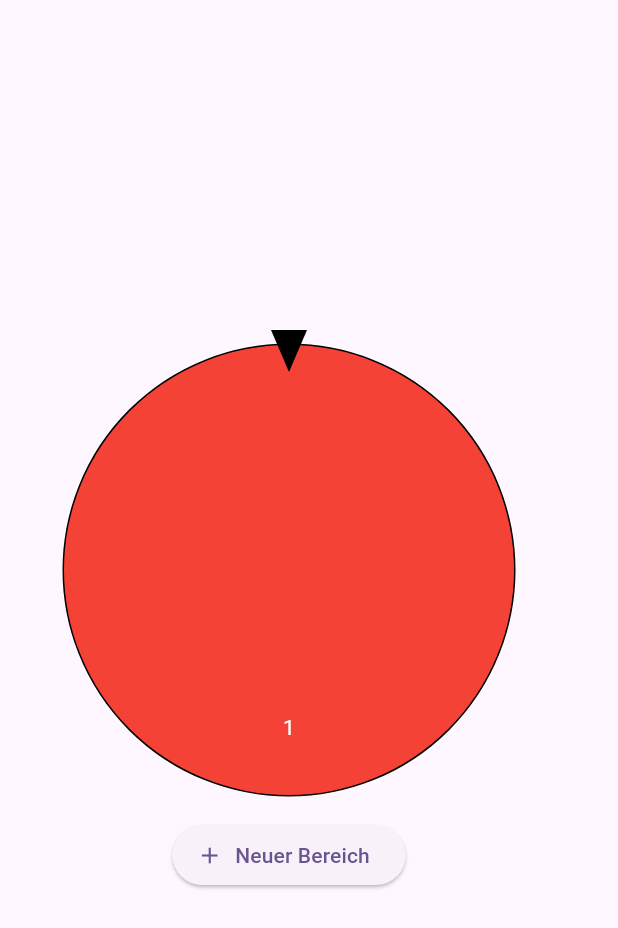
After one commit to fischerscode/edu-Glueksrad, a Flutter app: the screen it shows after launch, after a tap on "Neuer Bereich", on a phone screen of 412 x 824 dp. The commit adds this screen. Shown: the top 928 px of the screen. Run offline on Flutter 3.47's test engine with Material 3 defaults, Android fonts, the phone set to English and light mode, and no system bars; our stand-ins replace freezed_annotation.

Commit message:
edit page

```diff
--- a/lib/main.dart
+++ b/lib/main.dart
@@ -1,4 +1,5 @@
 import 'package:flutter/material.dart';
+import 'package:glueksrad/wheel_edit_page.dart';
 
 import 'wheel_page.dart';
 
@@ -17,7 +18,7 @@ class MyApp extends StatelessWidget {
       theme: ThemeData(
         colorScheme: ColorScheme.fromSeed(seedColor: Colors.deepPurple),
       ),
-      home: WheelPage(),
+      home: const WheelEditPage(),
     );
   }
 }
--- a/lib/wheel/wheel_of_fortune.dart
+++ b/lib/wheel/wheel_of_fortune.dart
@@ -85,12 +85,44 @@ class _WheelOfFortuneState extends State<WheelOfFortune>
 class WheelPaint extends StatelessWidget {
   final WheelConfig config;
   final double angle;
+  final Function(int section)? onSectionPressed;
+  final int? selectedSection;
 
-  const WheelPaint({super.key, required this.config, required this.angle});
+  const WheelPaint({
+    super.key,
+    required this.config,
+    required this.angle,
+    this.onSectionPressed,
+    this.selectedSection,
+  });
 
   @override
   Widget build(BuildContext context) {
-    return CustomPaint(painter: _WheelPainter(config, angle));
+    final paint = CustomPaint(
+      painter: _WheelPainter(config, angle, selectedSection),
+    );
+
+    if (onSectionPressed != null && config.sections.isNotEmpty) {
+      return GestureDetector(
+        onTapUp: (details) {
+          final RenderBox renderBox = context.findRenderObject() as RenderBox;
+          final Offset localPosition = renderBox.globalToLocal(
+            details.globalPosition,
+          );
+          final double dx = localPosition.dx - renderBox.size.width / 2;
+          final double dy = localPosition.dy - renderBox.size.height / 2;
+          final double angle = atan2(dy, dx) + pi / 2;
+          final (event, eventId, section) = WheelPaint.calculateResult(
+            this.angle - angle / (2 * pi),
+            config,
+          );
+          onSectionPressed!(section);
+        },
+        child: paint,
+      );
+    } else {
+      return paint;
+    }
   }
 
   static (Event event, int eventId, int section) calculateResult(
@@ -151,8 +183,9 @@ class _WheelPainter extends CustomPainter {
   final TextPainter _textPainter = TextPainter(
     textDirection: TextDirection.ltr,
   );
+  final int? selectedSection;
 
-  _WheelPainter(this.config, this.angle);
+  _WheelPainter(this.config, this.angle, this.selectedSection);
 
   @override
   void paint(Canvas canvas, Size size) {
@@ -162,6 +195,15 @@ class _WheelPainter extends CustomPainter {
     final segments = WheelPaint.calculateSegments(config);
 
     final Paint paint = Paint()..style = PaintingStyle.fill;
+
+    canvas.drawCircle(
+      center,
+      radius,
+      Paint()
+        ..style = PaintingStyle.stroke
+        ..strokeWidth = 2
+        ..color = Colors.black,
+    );
 
     for (final segment in segments) {
       final paintStart = (angle + segment.start) * 2 * pi - pi / 2;
@@ -189,6 +231,24 @@ class _WheelPainter extends CustomPainter {
       _textPainter.paint(canvas, Offset(x, y));
     }
 
+    for (final (index, segment) in segments.indexed) {
+      final paintStart = (angle + segment.start) * 2 * pi - pi / 2;
+      final segmentSize = (segment.end - segment.start) * 2 * pi;
+      if (index == selectedSection) {
+        canvas.drawArc(
+          Rect.fromCircle(center: center, radius: radius),
+          paintStart,
+          segmentSize,
+          true,
+          Paint()
+            ..style = PaintingStyle.stroke
+            ..strokeJoin = StrokeJoin.round
+            ..strokeWidth = 10
+            ..color = segment.event.color,
+        );
+      }
+    }
+
     final Path pointer = Path()
       ..moveTo(center.dx, center.dy - radius + 18)
       ..lineTo(center.dx - 12, center.dy - radius - 10)
@@ -199,6 +259,8 @@ class _WheelPainter extends CustomPainter {
 
   @override
   bool shouldRepaint(covariant _WheelPainter old) {
-    return old.angle != angle || old.config != config;
+    return old.angle != angle ||
+        old.config != config ||
+        old.selectedSection != selectedSection;
   }
 }
--- /dev/null
+++ b/lib/wheel_edit_page.dart
@@ -0,0 +1,346 @@
+import 'dart:math';
+
+import 'package:flutter/material.dart';
+import 'package:flutter/widgets.dart';
+import 'package:glueksrad/wheel/wheel_config.dart';
+import 'package:glueksrad/wheel/wheel_of_fortune.dart';
+
+class WheelEditPage extends StatefulWidget {
+  const WheelEditPage({super.key});
+
+  @override
+  State<WheelEditPage> createState() => _WheelEditPageState();
+}
+
+class _WheelEditPageState extends State<WheelEditPage> {
+  final _builder = ConfigBuilder();
+  int? _selectedSection;
+
+  final nameEditingController = TextEditingController();
+
+  @override
+  Widget build(BuildContext context) {
+    return Scaffold(
+      body: SafeArea(
+        child: Padding(
+          padding: const EdgeInsets.all(16.0),
+          child: Row(
+            mainAxisAlignment: MainAxisAlignment.spaceEvenly,
+            children: [
+              Column(
+                mainAxisAlignment: MainAxisAlignment.center,
+                children: [
+                  SizedBox.square(
+                    dimension: 300,
+                    child: WheelPaint(
+                      selectedSection: _selectedSection,
+                      config: _builder.build(),
+                      angle: 0,
+                      onSectionPressed: (section) {
+                        setState(() {
+                          _selectedSection = section;
+                          nameEditingController.text = _builder.getSectionName(
+                            section,
+                          );
+                        });
+                      },
+                    ),
+                  ),
+                  Container(
+                    margin: const EdgeInsets.only(top: 16),
+                    child: ElevatedButton.icon(
+                      onPressed: () {
+                        setState(() {
+                          _builder.addSection();
+                        });
+                      },
+                      icon: const Icon(Icons.add),
+                      label: const Text('Neuer Bereich'),
+                    ),
+                  ),
+                ],
+              ),
+
+              AnimatedSize(
+                duration: const Duration(milliseconds: 200),
+                child: _selectedSection != null
+                    ? IntrinsicWidth(
+                        child: Column(
+                          crossAxisAlignment: CrossAxisAlignment.stretch,
+                          mainAxisAlignment: MainAxisAlignment.center,
+                          children: [
+                            ConstrainedBox(
+                              constraints: const BoxConstraints(minWidth: 100),
+                              child: TextField(
+                                controller: nameEditingController,
+                                decoration: const InputDecoration(
+                                  hintText: 'Name',
+                                ),
+                                onChanged: (value) {
+                                  setState(() {
+                                    _builder.setSectionName(
+                                      _selectedSection!,
+                                      value,
+                                    );
+                                  });
+                                },
+                              ),
+                            ),
+                            Container(
+                              margin: const EdgeInsets.only(top: 16),
+                              child: GestureDetector(
+                                onTap: () {
+                                  showDialog(
+                                    context: context,
+                                    builder: (context) => AlertDialog(
+                                      content: SingleChildScrollView(
+                                        child: Wrap(
+                                          spacing: 8,
+                                          runSpacing: 8,
+                                          children: Colors.primaries.map((
+                                            paletteColor,
+                                          ) {
+                                            return GestureDetector(
+                                              onTap: () {
+                                                setState(() {
+                                                  _builder.setSectionColor(
+                                                    _selectedSection!,
+                                                    paletteColor,
+                                                  );
+                                                });
+                                                Navigator.pop(context);
+                                              },
+                                              child: Container(
+                                                width: 36,
+                                                height: 36,
+                                                decoration: BoxDecoration(
+                                                  color: paletteColor,
+                                                  shape: BoxShape.circle,
+                                                  border: Border.all(
+                                                    color:
+                                                        paletteColor ==
+                                                            _builder.getSectionColor(
+                                                              _selectedSection!,
+                                                            )
+                                                        ? Colors.black
+                                                        : Colors.transparent,
+                                                    width: 2,
+                                                  ),
+                                                ),
+                                              ),
+                                            );
+                                          }).toList(),
+                                        ),
+                                      ),
+                                      actions: [
+                                        TextButton(
+                                          onPressed: () =>
+                                              Navigator.pop(context),
+                                          child: const Text('Abbrechen'),
+                                        ),
+                                      ],
+                                    ),
+                                  );
+                                },
+                                child: Container(
+                                  width: 36,
+                                  height: 36,
+                                  decoration: BoxDecoration(
+                                    color: _builder.getSectionColor(
+                                      _selectedSection!,
+                                    ),
+                                    shape: BoxShape.circle,
+                                  ),
+                                ),
+                              ),
+                            ),
+
+                            Padding(
+                              padding: const EdgeInsets.only(top: 16),
+                              child: Row(
+                                mainAxisAlignment: MainAxisAlignment.center,
+                                children: [
+                                  IconButton(
+                                    icon: const Icon(Icons.remove),
+                                    onPressed:
+                                        _selectedSection != null &&
+                                            _builder
+                                                    ._sections[_selectedSection!]
+                                                    .size >
+                                                1
+                                        ? () {
+                                            setState(() {
+                                              int currentSize = _builder
+                                                  ._sections[_selectedSection!]
+                                                  .size;
+                                              _builder.setSectionSize(
+                                                _selectedSection!,
+                                                currentSize - 1,
+                                              );
+                                            });
+                                          }
+                                        : null,
+                                  ),
+                                  Text(
+                                    'Größe: ${_builder._sections[_selectedSection!].size}',
+                                  ),
+                                  IconButton(
+                                    icon: const Icon(Icons.add),
+                                    onPressed: _selectedSection != null
+                                        ? () {
+                                            setState(() {
+                                              int currentSize = _builder
+                                                  ._sections[_selectedSection!]
+                                                  .size;
+                                              _builder.setSectionSize(
+                                                _selectedSection!,
+                                                currentSize + 1,
+                                              );
+                                            });
+                                          }
+                                        : null,
+                                  ),
+                                ],
+                              ),
+                            ),
+
+                            Padding(
+                              padding: const EdgeInsets.only(top: 16),
+                              child: ElevatedButton.icon(
+                                icon: const Icon(Icons.delete),
+                                onPressed: () {
+                                  setState(() {
+                                    _builder.removeSection(_selectedSection!);
+                                    _selectedSection = null;
+                                  });
+                                },
+                                label: const Text('Entfernen'),
+                              ),
+                            ),
+                          ],
+                        ),
+                      )
+                    : const SizedBox.shrink(),
+              ),
+            ],
+          ),
+        ),
+      ),
+    );
+  }
+
+  @override
+  dispose() {
+    nameEditingController.dispose();
+    super.dispose();
+  }
+}
+
+class _Section {
+  int size;
+  Color color;
+  String name;
+
+  _Section({required this.size, required this.color, required this.name});
+}
+
+class ConfigBuilder {
+  final List<_Section> _sections = [];
+  late Duration _spinDuration;
+
+  ConfigBuilder([WheelConfig? config]) {
+    if (config != null) {
+      _sections.addAll(
+        config.sections
+            .map(
+              (section) => _Section(
+                size: section.size,
+                color: config.events[section.eventId].color,
+                name: config.events[section.eventId].name,
+              ),
+            )
+            .toList(),
+      );
+      _spinDuration = config.spinDuration;
+    } else {
+      _spinDuration = const Duration(seconds: 5);
+    }
+  }
+
+  void addSection() {
+    _sections.add(
+      _Section(
+        size: max(_sections.fold(0, (p, s) => p + s.size), 4) ~/ 4,
+        color: Colors.primaries[_sections.length % Colors.primaries.length],
+        name: '${_sections.length + 1}',
+      ),
+    );
+  }
+
+  void removeSection(int index) {
+    if (_sections.length > 1) {
+      _sections.removeAt(index);
+    }
+  }
+
+  void setSectionSize(int index, int size) {
+    if (_sections.length > 1) {
+      _sections[index].size = size;
+    }
+  }
+
+  void setSectionColor(int index, Color color) {
+    if (_sections.length > 1) {
+      _sections[index].color = color;
+    }
+  }
+
+  void setSectionName(int index, String name) {
+    if (_sections.length > 1) {
+      _sections[index].name = name;
+    }
+  }
+
+  void setSpinDuration(Duration duration) {
+    _spinDuration = duration;
+  }
+
+  WheelConfig build() {
+    final events = _sections
+        .map((section) => Event(name: section.name, color: section.color))
+        .toSet()
+        .toList();
+
+    final config = WheelConfig(
+      events: events,
+      sections: _sections
+          .map(
+            (e) => Section(
+              eventId: events.indexOf(Event(name: e.name, color: e.color)),
+              size: e.size,
+            ),
+          )
+          .toList(),
+      spinDuration: _spinDuration,
+    );
+
+    assert(
+      config.sections.every((s) => s.size > 0),
+      'All sections must have a size greater than 0',
+    );
+    assert(
+      config.sections.every((s) => s.eventId >= 0 && s.eventId < events.length),
+      'All sections must have a valid eventId',
+    );
+
+    return config;
+  }
+
+  String getSectionName(int section) {
+    return _sections[section].name;
+  }
+
+  Color getSectionColor(int section) {
+    return _sections[section].color;
+  }
+}
```
Also changed, not shown: lib/wheel_page.dart (+7 -0 lines).
